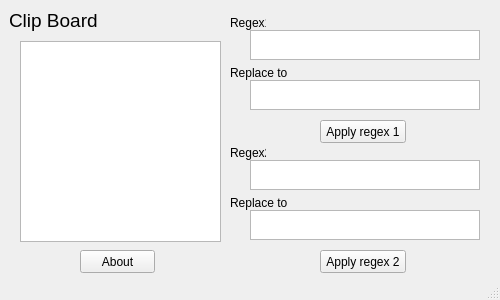
Above: ClipboardFormater.ui from Hutsh/ClipboardFormater before the change. Below: the same form after it.
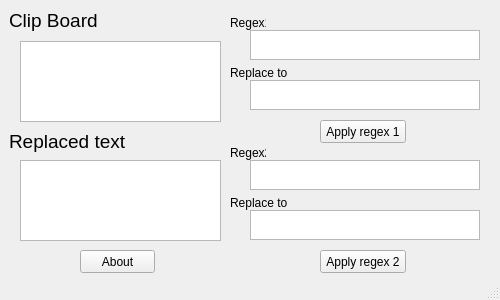
That is the form after the change.

```diff
--- a/ClipboardFormater.ui
+++ b/ClipboardFormater.ui
@@ -35,9 +35,15 @@
       <x>20</x>
       <y>41</y>
       <width>201</width>
-      <height>201</height>
+      <height>81</height>
      </rect>
     </property>
+    <property name="font">
+     <font>
+      <family>Arial</family>
+      <pointsize>10</pointsize>
+     </font>
+    </property>
    </widget>
    <widget class="QLabel" name="label">
     <property name="geometry">
@@ -217,6 +223,41 @@
      <string>About</string>
     </property>
    </widget>
+   <widget class="QLabel" name="label_3">
+    <property name="geometry">
+     <rect>
+      <x>9</x>
+      <y>130</y>
+      <width>151</width>
+      <height>22</height>
+     </rect>
+    </property>
+    <property name="font">
+     <font>
+      <family>Arial</family>
+      <pointsize>14</pointsize>
+     </font>
+    </property>
+    <property name="text">
+     <string>Replaced text</string>
+    </property>
+   </widget>
+   <widget class="QTextEdit" name="replaced_text">
+    <property name="geometry">
+     <rect>
+      <x>20</x>
+      <y>160</y>
+      <width>201</width>
+      <height>81</height>
+     </rect>
+    </property>
+    <property name="font">
+     <font>
+      <family>Arial</family>
+      <pointsize>10</pointsize>
+     </font>
+    </property>
+   </widget>
   </widget>
   <widget class="QMenuBar" name="menubar">
    <property name="geometry">
```
Left out of the diff: 6 changed lines with no effect on the pictures.
